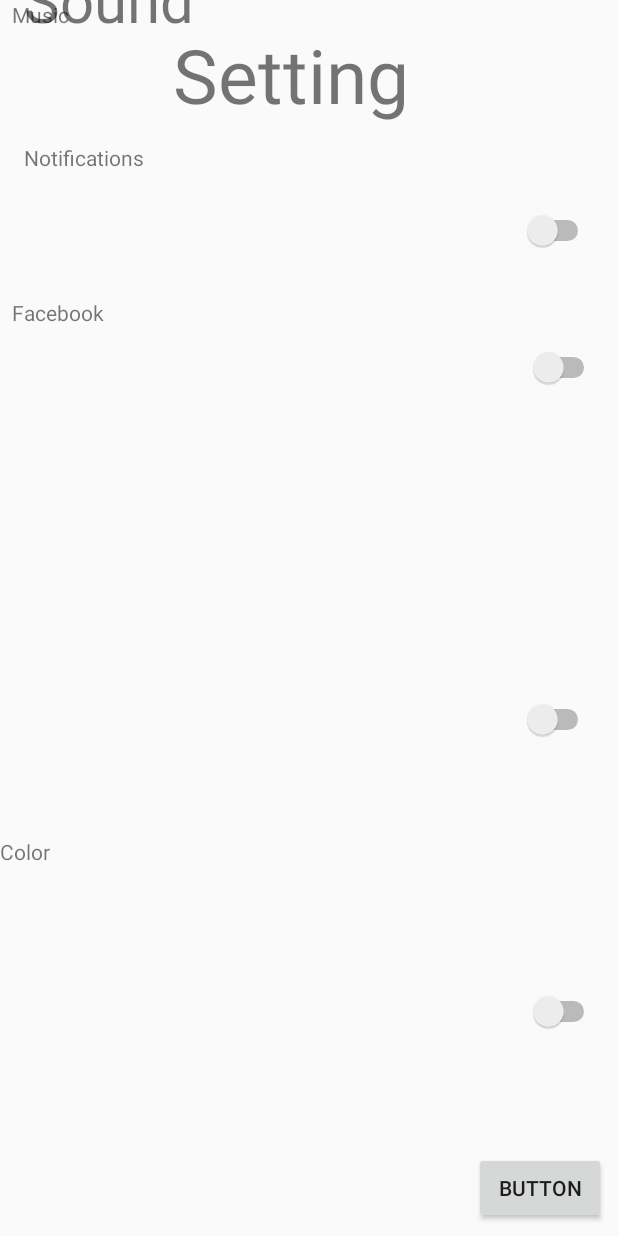
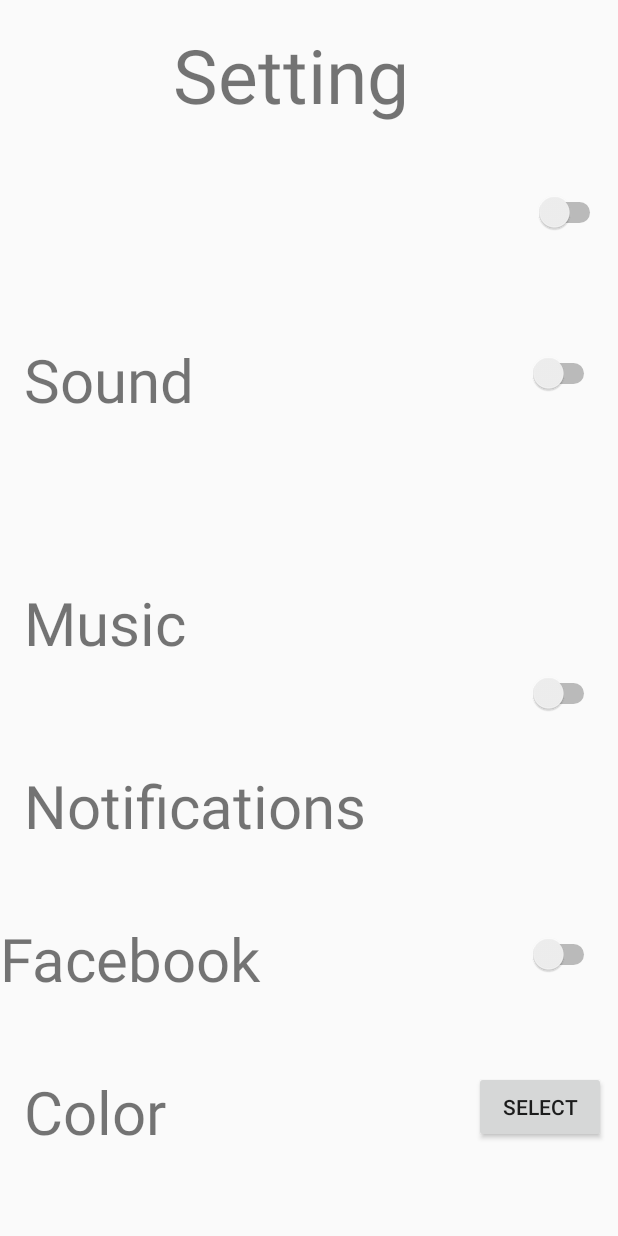
Before and after one commit to dsscientist/HappyApp, an Android app: the SettingsScreen screen opened directly, with no data from a screen before it, on a phone screen of 412 x 824 dp. Run offline under Robolectric (Android 15) with nearby library versions, the phone set to English and light mode, and no system bars; Roboto replaces fonts that are not available here.

Commit message:
updated settings screen with large text no switch button behavior
fixed merge bugs

```diff
--- a/app/src/main/AndroidManifest.xml
+++ b/app/src/main/AndroidManifest.xml
@@ -24,10 +24,6 @@
             android:name=".clicker_game"
             android:label="@string/title_activity_clicker_game"
             android:theme="@style/AppTheme"></activity>
-        <meta-data
-            android:name="preloaded_fonts"
-            android:resource="@array/preloaded_fonts" />
-
         <activity android:name=".SettingsScreen" />
     </application>
 
--- a/app/src/main/java/edu/washington/cs/happyapp/Game.java
+++ b/app/src/main/java/edu/washington/cs/happyapp/Game.java
@@ -12,7 +12,7 @@ public class Game extends AppCompatActivity {
     @Override
     protected void onCreate(Bundle savedInstanceState) {
         super.onCreate(savedInstanceState);
-        setContentView(R.layout.activity_game);
+        setContentView(R.layout.activity_clicker_game);
         Toolbar toolbar = (Toolbar) findViewById(R.id.toolbar);
         setSupportActionBar(toolbar);
 
--- a/app/src/main/java/edu/washington/cs/happyapp/SettingsScreen.java
+++ b/app/src/main/java/edu/washington/cs/happyapp/SettingsScreen.java
@@ -26,6 +26,6 @@ public class SettingsScreen extends AppCompatActivity {
     }
 
     public void goToHome() {
-        startActivity(new Intent(this, DailyQuote.class));
+        startActivity(new Intent(this, EnterScreen.class));
     }
 }
--- a/app/src/main/res/layout/activity_clicker_game.xml
+++ b/app/src/main/res/layout/activity_clicker_game.xml
@@ -15,8 +15,7 @@
             android:id="@+id/toolbar"
             android:layout_width="match_parent"
             android:layout_height="?attr/actionBarSize"
-            android:background="?attr/colorPrimary"
-            app:popupTheme="@style/AppTheme.PopupOverlay" />
+            android:background="?attr/colorPrimary" />
 
     </android.support.design.widget.AppBarLayout>
 
@@ -27,7 +26,6 @@
         android:layout_width="wrap_content"
         android:layout_height="wrap_content"
         android:layout_gravity="bottom|end"
-        android:layout_margin="@dimen/fab_margin"
         app:srcCompat="@android:drawable/ic_dialog_email" />
 
 </android.support.design.widget.CoordinatorLayout>
--- a/app/src/main/res/layout/activity_settings_screen.xml
+++ b/app/src/main/res/layout/activity_settings_screen.xml
@@ -11,9 +11,9 @@
         android:id="@+id/switch1"
         android:layout_width="wrap_content"
         android:layout_height="wrap_content"
-        android:layout_marginTop="140dp"
-        android:layout_marginEnd="16dp"
-        android:layout_marginRight="16dp"
+        android:layout_marginTop="128dp"
+        android:layout_marginEnd="8dp"
+        android:layout_marginRight="8dp"
         app:layout_constraintEnd_toEndOf="parent"
         app:layout_constraintTop_toTopOf="parent" />
 
@@ -21,7 +21,7 @@
         android:id="@+id/switch2"
         android:layout_width="wrap_content"
         android:layout_height="wrap_content"
-        android:layout_marginTop="64dp"
+        android:layout_marginTop="80dp"
         android:layout_marginEnd="12dp"
         android:layout_marginRight="12dp"
         app:layout_constraintEnd_toEndOf="parent"
@@ -32,13 +32,13 @@
         android:layout_width="wrap_content"
         android:layout_height="22dp"
         android:layout_marginTop="16dp"
-        android:layout_marginEnd="16dp"
-        android:layout_marginRight="16dp"
+        android:layout_marginEnd="12dp"
+        android:layout_marginRight="12dp"
         android:layout_marginBottom="16dp"
         app:layout_constraintBottom_toTopOf="@+id/switch4"
         app:layout_constraintEnd_toEndOf="parent"
         app:layout_constraintTop_toBottomOf="@+id/switch2"
-        app:layout_constraintVertical_bias="0.558" />
+        app:layout_constraintVertical_bias="0.565" />
 
     <Switch
         android:id="@+id/switch4"
@@ -46,7 +46,7 @@
         android:layout_height="wrap_content"
         android:layout_marginEnd="12dp"
         android:layout_marginRight="12dp"
-        android:layout_marginBottom="80dp"
+        android:layout_marginBottom="64dp"
         app:layout_constraintBottom_toTopOf="@+id/button2"
         app:layout_constraintEnd_toEndOf="parent" />
 
@@ -85,7 +85,7 @@
         app:layout_constraintHorizontal_bias="0.0"
         app:layout_constraintStart_toStartOf="parent"
         app:layout_constraintTop_toTopOf="parent"
-        app:layout_constraintVertical_bias="0.516" />
+        app:layout_constraintVertical_bias="0.686" />
 
     <TextView
         android:id="@+id/textView4"
@@ -95,11 +95,13 @@
         android:layout_marginLeft="8dp"
         android:layout_marginEnd="8dp"
         android:layout_marginRight="8dp"
+        android:layout_marginBottom="68dp"
         android:text="@string/music_label"
+        android:textSize="40sp"
+        app:layout_constraintBottom_toTopOf="@+id/textView5"
         app:layout_constraintEnd_toStartOf="@+id/switch2"
-        app:layout_constraintHorizontal_bias="0.0"
-        app:layout_constraintStart_toStartOf="parent"
-        tools:layout_editor_absoluteY="215dp" />
+        app:layout_constraintHorizontal_bias="0.034"
+        app:layout_constraintStart_toStartOf="parent" />
 
     <TextView
         android:id="@+id/textView5"
@@ -107,41 +109,37 @@
         android:layout_height="wrap_content"
         android:layout_marginStart="16dp"
         android:layout_marginLeft="16dp"
-        android:layout_marginTop="76dp"
         android:layout_marginEnd="16dp"
         android:layout_marginRight="16dp"
+        android:layout_marginBottom="48dp"
         android:text="@string/notif_label"
+        android:textSize="40sp"
+        app:layout_constraintBottom_toTopOf="@+id/textView6"
         app:layout_constraintEnd_toStartOf="@+id/switch3"
         app:layout_constraintHorizontal_bias="0.0"
-        app:layout_constraintStart_toStartOf="parent"
-        app:layout_constraintTop_toBottomOf="@+id/textView4" />
+        app:layout_constraintStart_toStartOf="parent" />
 
     <TextView
         android:id="@+id/textView6"
         android:layout_width="wrap_content"
         android:layout_height="wrap_content"
-        android:layout_marginStart="8dp"
-        android:layout_marginLeft="8dp"
-        android:layout_marginTop="84dp"
-        android:layout_marginEnd="8dp"
-        android:layout_marginRight="8dp"
+        android:layout_marginBottom="48dp"
         android:text="@string/fb_label"
-        app:layout_constraintEnd_toStartOf="@+id/switch4"
-        app:layout_constraintHorizontal_bias="0.0"
-        app:layout_constraintStart_toStartOf="parent"
-        app:layout_constraintTop_toBottomOf="@+id/textView5" />
+        android:textSize="40sp"
+        app:layout_constraintBottom_toTopOf="@+id/textView7"
+        tools:layout_editor_absoluteX="16dp" />
 
     <TextView
         android:id="@+id/textView7"
         android:layout_width="wrap_content"
         android:layout_height="wrap_content"
-        android:layout_marginTop="16dp"
-        android:layout_marginBottom="16dp"
+        android:layout_marginStart="16dp"
+        android:layout_marginLeft="16dp"
+        android:layout_marginBottom="56dp"
         android:text="@string/background_label"
+        android:textSize="40sp"
         app:layout_constraintBottom_toBottomOf="parent"
-        app:layout_constraintStart_toStartOf="parent"
-        app:layout_constraintTop_toBottomOf="@+id/textView6"
-        app:layout_constraintVertical_bias="0.584" />
+        app:layout_constraintStart_toStartOf="parent" />
 
     <Button
         android:id="@+id/button2"
@@ -151,8 +149,8 @@
         android:layout_marginLeft="8dp"
         android:layout_marginEnd="8dp"
         android:layout_marginRight="8dp"
-        android:layout_marginBottom="8dp"
-        android:text="Button"
+        android:layout_marginBottom="62dp"
+        android:text="@string/color_button"
         app:layout_constraintBottom_toBottomOf="parent"
         app:layout_constraintEnd_toEndOf="parent"
         app:layout_constraintHorizontal_bias="1.0"
--- a/app/src/main/res/values/strings.xml
+++ b/app/src/main/res/values/strings.xml
@@ -85,4 +85,7 @@
     <string name="title_home">Home</string>
     <string name="title_dashboard">Dashboard</string>
     <string name="title_notifications">Notifications</string>
+    <string name="color_button">Select</string>
+    <string name="title_activity_game">blah</string>
+    <string name="title_activity_clicker_game">blah</string>
 </resources>
```
